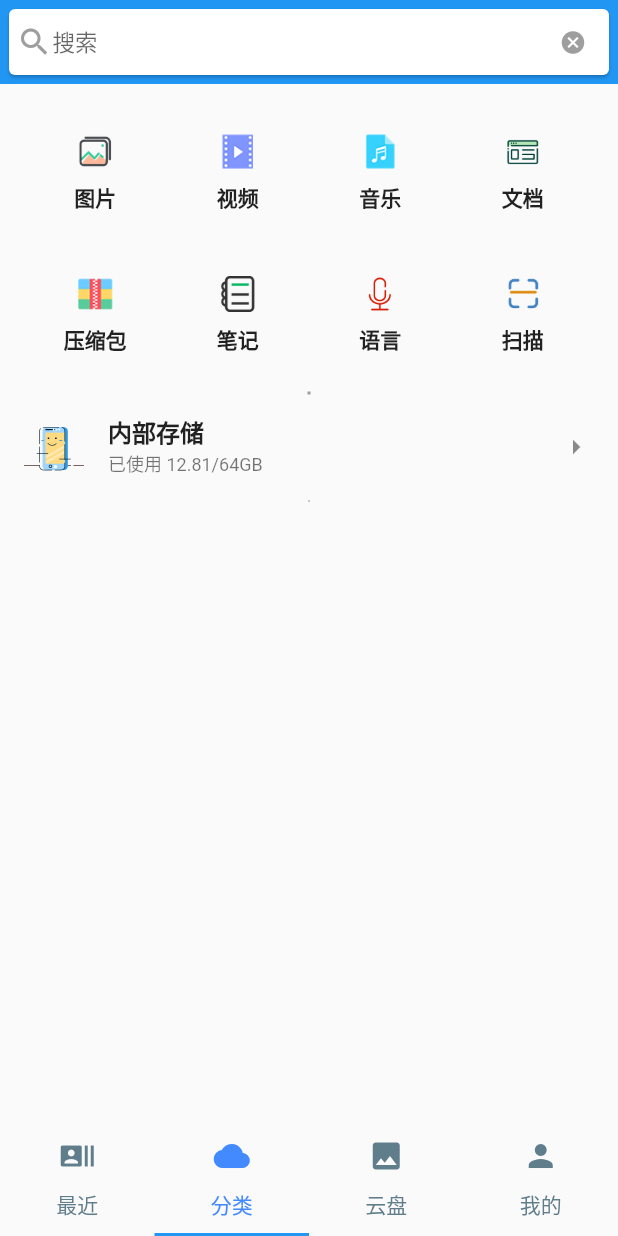
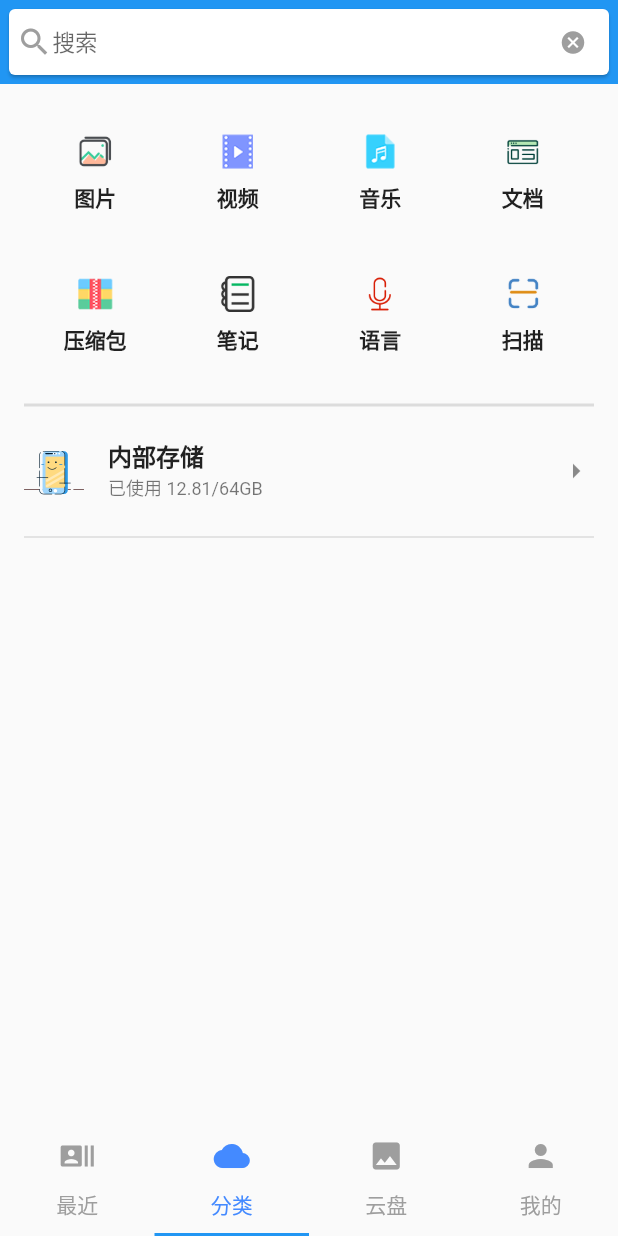
Before and after one commit to RengaoWu/bytes_cloud, a Flutter app: the screen it shows after launch, item 2 of the bottom bar chosen, on a phone screen of 412 x 824 dp. Run offline on Flutter 3.47's test engine with Material 2 defaults, Android fonts, the phone set to English and light mode, and no system bars; our stand-ins replace dio, event_bus, extended_image, flutter_markdown, open_file, permission_handler and 3 more; missing offline and left inert: flutter_fullpdfview, multi_image_picker; accounts and stored records are empty; Roboto replaces fonts that are missing (NotoSansSC).

```diff
--- a/lib/core/common.dart
+++ b/lib/core/common.dart
@@ -1,4 +1,8 @@
+import 'dart:core';
 import 'dart:io';
+
+import 'package:bytes_cloud/utils/Constants.dart';
+import 'package:bytes_cloud/utils/FileTypeConfig.dart';
 
 class Common {
   factory Common() => _getInstance();
@@ -25,16 +29,29 @@ class Common {
   String get sWxDirDownload => WxRoot + '/Download';
 
   // qq
-  String get QQRoot => sd + '/Tencent';
-  String get sQQFileRecDir => QQRoot + '/QQfile_recv'; // 文件
-  String get sQQFileImageRecDir => QQRoot + '/QQfile_images'; // 聊天图片
-  String get sQQFileCollRecDir => QQRoot + '/QQfile_colleaction'; //收藏
-  String get sQQFavDir => QQRoot + '/QQ_Favorite'; //表情
+  String get TencentRoot => sd + '/Tencent';
+  String get sQQFileRecDir => TencentRoot + '/QQfile_recv'; // 文件
+  String get sQQFileImageRecDir => TencentRoot + '/QQfile_images'; // 聊天图片
+  String get sQQFileCollRecDir => TencentRoot + '/QQfile_colleaction'; //收藏
+  String get sQQFavDir => TencentRoot + '/QQ_Favorite'; //表情
 
   String get DCIM => sd + '/DCIM';
   String get screamShot =>
       sd + '/Pictures/Screenshots'; // 华为手机[截图] /DCIM/Screenshots
   String get camera => sd + '/DCIM/Camera'; // 相机
+
+  // 最近的文件：来源：微信、QQ、下载管理器、相机、QQ邮箱、浏览器、百度网盘、音乐、
+  //
+  List<String> get recentDir =>
+      <String>[TencentRoot, DCIM, screamShot]; // wx 和 qq的文件有重合，先判断是否是wx
+  List<String> recentFileExt() {
+    List<String> list = [];
+    list.addAll(FileTypeConfig.documentExtension2Type.keys);
+    list.addAll(FileTypeConfig.videoExtension2Type.keys);
+    list.addAll(FileTypeConfig.musicExtension2Type.keys);
+    list.addAll(['.png', '.jpg']);
+    return list;
+  }
 
   List<FileSystemEntity> get qqFiles => [
         Directory(sQQFileRecDir),
--- a/lib/pages/HomeRout.dart
+++ b/lib/pages/HomeRout.dart
@@ -19,13 +19,13 @@ class HomeRouteState extends State<HomeRoute>
   @override
   void initState() {
     super.initState();
-    tabController = new TabController(length: 4, vsync: this);
+    tabController = TabController(length: 4, vsync: this);
   }
 
   @override
   Widget build(BuildContext context) {
     return Scaffold(
-      body: new TabBarView(controller: tabController, children: <Widget>[
+      body: TabBarView(controller: tabController, children: <Widget>[
         RecentRoute(),
         NativeRoute(),
         RemoteRoute(),
@@ -35,7 +35,7 @@ class HomeRouteState extends State<HomeRoute>
         child: new TabBar(
             controller: tabController,
             labelColor: Colors.blueAccent,
-            unselectedLabelColor: Colors.blueGrey,
+            unselectedLabelColor: Colors.grey,
             tabs: <Widget>[
               new Tab(
                 text: '最近',
--- a/lib/pages/NativeRoute.dart
+++ b/lib/pages/NativeRoute.dart
@@ -43,9 +43,9 @@ class NativeRouteState extends State<NativeRoute>
           UI.newPage(context, SearchFilePage({'key': k, 'root': Common.sd}));
         }),
         gridView(),
+        UI.divider(width: 2, padding: 16),
+        nativeFileSystem(),
         UI.divider(width: 1, padding: 16),
-        nativeFileSystem(),
-        UI.divider(padding: 16),
       ],
     ));
   }
--- a/lib/pages/SelfRoute.dart
+++ b/lib/pages/SelfRoute.dart
@@ -14,7 +14,8 @@ class SelfRoute extends StatefulWidget {
 class SelfRouteState extends State<SelfRoute>
     with AutomaticKeepAliveClientMixin {
   @override
-  Widget build(BuildContextcontext) {
+  Widget build(BuildContext context) {
+    print('SelfRoute build');
     return Scaffold(
         body: ListView(
       shrinkWrap: true,
--- a/lib/pages/selectors/SysFileSelectorPage.dart
+++ b/lib/pages/selectors/SysFileSelectorPage.dart
@@ -261,7 +261,7 @@ class _FilesFragmentState extends State<SysFileSelectorPage>
 
   // QQ 下的文件过滤一下
   void fileFilter(List<FileSystemEntity> _folder) {
-    if (root == Common().QQRoot && isRoot()) {
+    if (root == Common().TencentRoot && isRoot()) {
       _folder.clear();
       Common().qqFiles.forEach((f) {
         if (f.existsSync()) _folder.add(f);
--- a/lib/utils/FileTypeConfig.dart
+++ b/lib/utils/FileTypeConfig.dart
@@ -107,7 +107,7 @@ class FileTypeConfig {
 
   static List<String> getPaths(String arg) {
     if (arg == ARG_VIDEO) {
-      return [Common().DCIM, Common().WxRoot, Common().QQRoot]; // or so
+      return [Common().DCIM, Common().WxRoot, Common().TencentRoot]; // or so
     }
     return [Common.sd];
   }
--- a/lib/utils/IoslateMethods.dart
+++ b/lib/utils/IoslateMethods.dart
@@ -10,19 +10,19 @@ List<FileSystemEntity> wapperGetAllFiles(Map args) {
   Set<FileSystemEntity> all = HashSet(
       equals: (e1, e2) => e1.path == e2.path, hashCode: (e) => e.path.hashCode);
   paths.forEach((f) {
-    all.addAll(getAllFiles(keys, Directory(f), isExt));
+    all.addAll(_getAllFiles(keys, Directory(f), isExt));
   });
   return all.toList();
 }
 
-List<FileSystemEntity> getAllFiles(
+List<FileSystemEntity> _getAllFiles(
     List<String> keys, Directory dir, bool isExt) {
   List<FileSystemEntity> list = [];
   List<FileSystemEntity> files = dir.listSync();
   files.forEach((f) {
     var type = f.statSync().type;
     if (type == FileSystemEntityType.directory && !f.path.contains('/.')) {
-      list.addAll(getAllFiles(keys, f, isExt));
+      list.addAll(_getAllFiles(keys, f, isExt));
     } else if (type == FileSystemEntityType.file && !f.path.contains('/.')) {
       for (int i = 0; i < keys.length; i++) {
         if (f.path.contains(keys[i])) {
--- a/lib/utils/UI.dart
+++ b/lib/utils/UI.dart
@@ -31,14 +31,13 @@ class UI {
   static newPage(BuildContext context, Widget widget) => Navigator.push(
       context, new MaterialPageRoute(builder: (context) => widget));
 
-  static Widget divider(
-      {color = Colors.grey, double padding = 0, double width = 0.5}) {
-    return Padding(
-        padding: EdgeInsets.fromLTRB(padding, 0, padding, 0),
-        child: DecoratedBox(
-          decoration:
-              BoxDecoration(border: Border.all(color: color, width: width)),
-        ));
+  static Widget divider({Color color, double padding = 0, double width = 0.5}) {
+    return Divider(
+      color: color,
+      indent: padding,
+      endIndent: padding,
+      thickness: width,
+    );
   }
 
   static appbarBtn(IconData icon,
```
Also changed, not shown: lib/entity/DB.dart (deleted, +0 -78 lines), lib/entity/DBManager.dart (added, +99 -0 lines), lib/entity/File.dart (deleted, +0 -65 lines), lib/entity/entitys.dart (added, +79 -0 lines), lib/main.dart (+3 -8 lines), lib/pages/RecentRoute.dart (+74 -21 lines).
